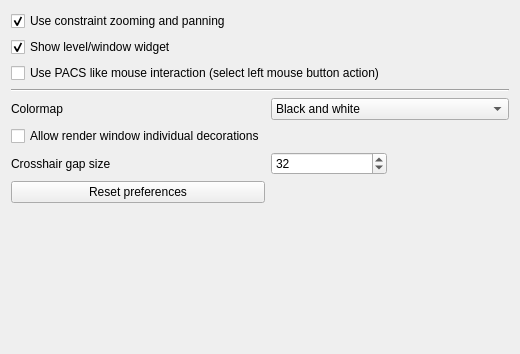
MITK/MITK, file Plugins/org.mitk.gui.qt.mxnmultiwidgeteditor/src/internal/QmitkMxNMultiWidgetEditorPreferencePage.ui: the form before one commit.
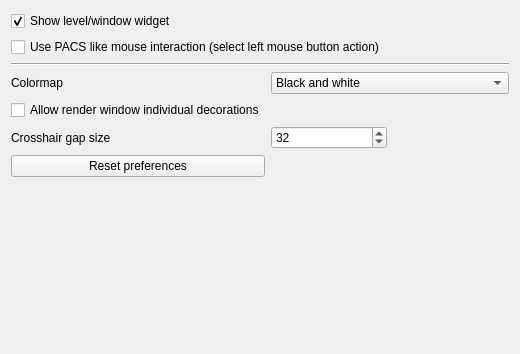
The form after the commit.

Commit message:
Consolidate zooming and panning preferences in common editors preference page
This setting is not specific to any editor but a setting of the
single common rendering manager used by all editors. Hence, having
the preference multiple times with different keys did interfere with
each other, resulting in incorrectly displayed settings in the editor
preference pages.

```diff
--- a/Plugins/org.mitk.gui.qt.mxnmultiwidgeteditor/src/internal/QmitkMxNMultiWidgetEditorPreferencePage.ui
+++ b/Plugins/org.mitk.gui.qt.mxnmultiwidgeteditor/src/internal/QmitkMxNMultiWidgetEditorPreferencePage.ui
@@ -15,53 +15,42 @@
   </property>
   <layout class="QGridLayout" name="gridLayout">
    <item row="0" column="0" colspan="3">
-    <widget class="QCheckBox" name="m_EnableFlexibleZooming">
-     <property name="toolTip">
-      <string>&lt;html&gt;&lt;head/&gt;&lt;body&gt;&lt;p&gt;If activated, zooming and panning is limited to a certain space around each image.&lt;/p&gt;&lt;/body&gt;&lt;/html&gt;</string>
-     </property>
+    <widget class="QCheckBox" name="m_ShowLevelWindowWidget">
      <property name="layoutDirection">
-      <enum>Qt::LeftToRight</enum>
+      <enum>Qt::LayoutDirection::LeftToRight</enum>
      </property>
      <property name="text">
-      <string>Use constraint zooming and panning</string>
+      <string>Show level/window widget</string>
      </property>
      <property name="checked">
       <bool>true</bool>
      </property>
     </widget>
    </item>
-   <item row="3" column="0" colspan="3">
-    <widget class="Line" name="lineBottom">
-     <property name="orientation">
-      <enum>Qt::Horizontal</enum>
+   <item row="1" column="0" colspan="3">
+    <widget class="QCheckBox" name="m_PACSLikeMouseMode">
+     <property name="layoutDirection">
+      <enum>Qt::LayoutDirection::LeftToRight</enum>
      </property>
-    </widget>
-   </item>
-   <item row="6" column="0">
-    <widget class="QLabel" name="m_CrosshairGapSizeLabel">
-     <property name="toolTip">
-      <string>&lt;html&gt;&lt;head/&gt;&lt;body&gt;&lt;p&gt;The gap in the middle of the crosshair in pixels.&lt;/p&gt;&lt;/body&gt;&lt;/html&gt;</string>
-     </property>
      <property name="text">
-      <string>Crosshair gap size</string>
-     </property>
-    </widget>
-   </item>
-   <item row="4" column="0">
-    <widget class="QLabel" name="m_ColormapLabel">
-     <property name="text">
-      <string>Colormap</string>
+      <string>Use PACS like mouse interaction (select left mouse button action)</string>
      </property>
     </widget>
    </item>
    <item row="7" column="0">
-    <widget class="QPushButton" name="m_ResetButton">
-     <property name="text">
-      <string>Reset preferences</string>
+    <spacer name="verticalSpacer">
+     <property name="orientation">
+      <enum>Qt::Orientation::Vertical</enum>
      </property>
-    </widget>
+     <property name="sizeHint" stdset="0">
+      <size>
+       <width>20</width>
+       <height>40</height>
+      </size>
+     </property>
+    </spacer>
    </item>
-   <item row="5" column="0">
+   <item row="4" column="0">
     <widget class="QCheckBox" name="m_IndividualDecorations">
      <property name="sizePolicy">
       <sizepolicy hsizetype="Minimum" vsizetype="Fixed">
@@ -74,37 +63,7 @@
      </property>
     </widget>
    </item>
-   <item row="6" column="1">
-    <widget class="QSpinBox" name="m_CrosshairGapSize">
-     <property name="value">
-      <number>32</number>
-     </property>
-    </widget>
-   </item>
-   <item row="1" column="0" colspan="3">
-    <widget class="QCheckBox" name="m_ShowLevelWindowWidget">
-     <property name="layoutDirection">
-      <enum>Qt::LeftToRight</enum>
-     </property>
-     <property name="text">
-      <string>Show level/window widget</string>
-     </property>
-     <property name="checked">
-      <bool>true</bool>
-     </property>
-    </widget>
-   </item>
-   <item row="2" column="0" colspan="3">
-    <widget class="QCheckBox" name="m_PACSLikeMouseMode">
-     <property name="layoutDirection">
-      <enum>Qt::LeftToRight</enum>
-     </property>
-     <property name="text">
-      <string>Use PACS like mouse interaction (select left mouse button action)</string>
-     </property>
-    </widget>
-   </item>
-   <item row="4" column="1" colspan="2">
+   <item row="3" column="1" colspan="2">
     <widget class="QComboBox" name="m_ColormapComboBox">
      <item>
       <property name="text">
@@ -113,18 +72,43 @@
      </item>
     </widget>
    </item>
-   <item row="8" column="0">
-    <spacer name="verticalSpacer">
+   <item row="2" column="0" colspan="3">
+    <widget class="Line" name="lineBottom">
      <property name="orientation">
-      <enum>Qt::Vertical</enum>
+      <enum>Qt::Orientation::Horizontal</enum>
      </property>
-     <property name="sizeHint" stdset="0">
-      <size>
-       <width>20</width>
-       <height>40</height>
-      </size>
+    </widget>
+   </item>
+   <item row="3" column="0">
+    <widget class="QLabel" name="m_ColormapLabel">
+     <property name="text">
+      <string>Colormap</string>
      </property>
-    </spacer>
+    </widget>
+   </item>
+   <item row="6" column="0">
+    <widget class="QPushButton" name="m_ResetButton">
+     <property name="text">
+      <string>Reset preferences</string>
+     </property>
+    </widget>
+   </item>
+   <item row="5" column="1">
+    <widget class="QSpinBox" name="m_CrosshairGapSize">
+     <property name="value">
+      <number>32</number>
+     </property>
+    </widget>
+   </item>
+   <item row="5" column="0">
+    <widget class="QLabel" name="m_CrosshairGapSizeLabel">
+     <property name="toolTip">
+      <string>&lt;html&gt;&lt;head/&gt;&lt;body&gt;&lt;p&gt;The gap in the middle of the crosshair in pixels.&lt;/p&gt;&lt;/body&gt;&lt;/html&gt;</string>
+     </property>
+     <property name="text">
+      <string>Crosshair gap size</string>
+     </property>
+    </widget>
    </item>
   </layout>
  </widget>
```
The commit also changes 11 other files.
